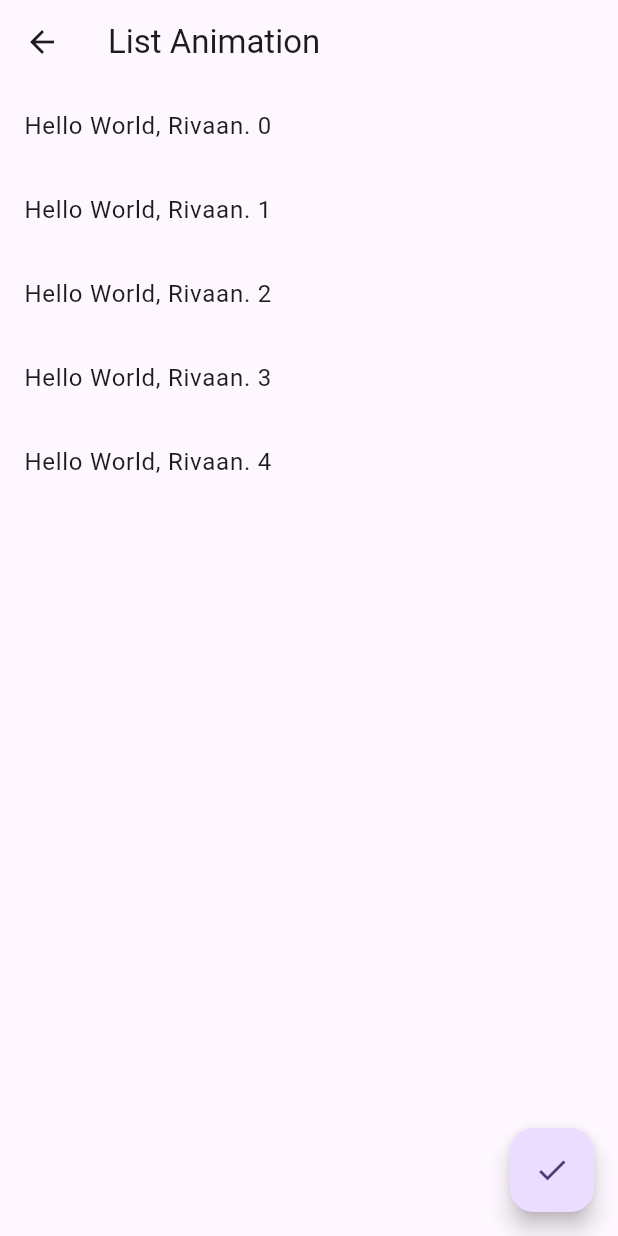
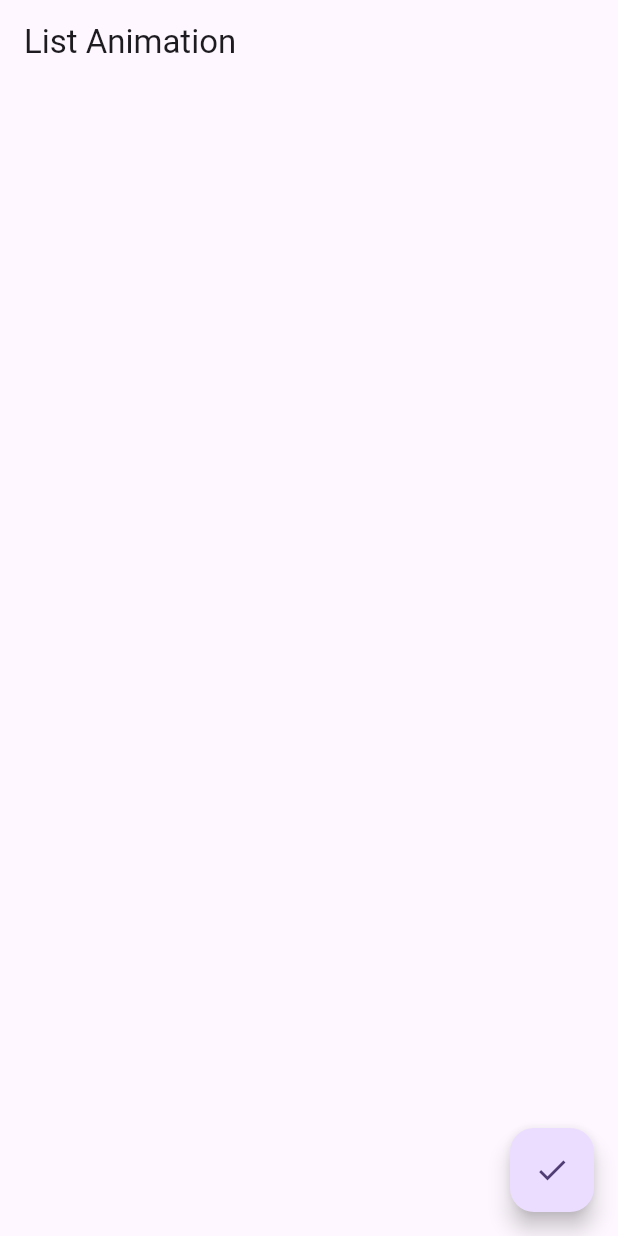
Before and after one commit to Muhammad-Bilal01/Fluter_animation_complete_guide, a Flutter app: the ListAnimation screen opened directly, after a tap on the "done" icon, on a phone screen of 412 x 824 dp. Run offline on Flutter 3.47's test engine with Material 3 defaults, Android fonts, the phone set to English and light mode, and no system bars.

Commit message:
Staggered Animation

```diff
--- a/lib/explicit_examples/list_animation.dart
+++ b/lib/explicit_examples/list_animation.dart
@@ -1,7 +1,45 @@
 import 'package:flutter/material.dart';
 
-class ListAnimation extends StatelessWidget {
+class ListAnimation extends StatefulWidget {
   const ListAnimation({super.key});
+
+  @override
+  State<ListAnimation> createState() => _ListAnimationState();
+}
+
+class _ListAnimationState extends State<ListAnimation>
+    with SingleTickerProviderStateMixin {
+  late AnimationController controller;
+  late List<Animation<Offset>> slideAnimation = [];
+  int noOfCount = 5;
+
+  @override
+  void initState() {
+    super.initState();
+
+    controller =
+        AnimationController(vsync: this, duration: const Duration(seconds: 5));
+
+    slideAnimation = List.generate(
+      noOfCount,
+      (index) =>
+          Tween(begin: const Offset(-1, 0), end: const Offset(0, 0)).animate(
+        CurvedAnimation(
+          parent: controller,
+          curve: Interval(index * (1 / noOfCount),
+              1), // 0.2 seconds of delayed for every animation
+        ),
+      ),
+    );
+
+    // slideAnimation =
+    //     Tween(begin: const Offset(-1, 0), end: const Offset(0, 0)).animate(
+    //   CurvedAnimation(
+    //     parent: controller,
+    //     curve: Interval(0.2, 1),
+    //   ),
+    // );
+  }
 
   @override
   Widget build(BuildContext context) {
@@ -12,13 +50,22 @@ class ListAnimation extends StatelessWidget {
       body: ListView.builder(
         itemCount: 5,
         itemBuilder: (context, index) {
-          return ListTile(
-            title: Text('Hello World, Rivaan. ${index.toString()}'),
+          return SlideTransition(
+            position: slideAnimation[index],
+            child: ListTile(
+              title: Text('Hello World, Rivaan. ${index.toString()}'),
+            ),
           );
         },
       ),
       floatingActionButton: FloatingActionButton(
-        onPressed: () {},
+        onPressed: () {
+          if (controller.isCompleted) {
+            controller.reverse();
+          } else {
+            controller.forward();
+          }
+        },
         child: const Icon(Icons.done),
       ),
     );
--- a/lib/main.dart
+++ b/lib/main.dart
@@ -1,3 +1,4 @@
+import 'package:animation_starter_code/explicit_examples/list_animation.dart';
 import 'package:animation_starter_code/explicit_examples/login_animation.dart';
 import 'package:flutter/material.dart';
 
@@ -16,7 +17,7 @@ class MyApp extends StatelessWidget {
         colorScheme: ColorScheme.fromSeed(seedColor: Colors.deepPurple),
         useMaterial3: true,
       ),
-      home: const LoginScreenAnimation(),
+      home: const ListAnimation(),
     );
   }
 }
```
